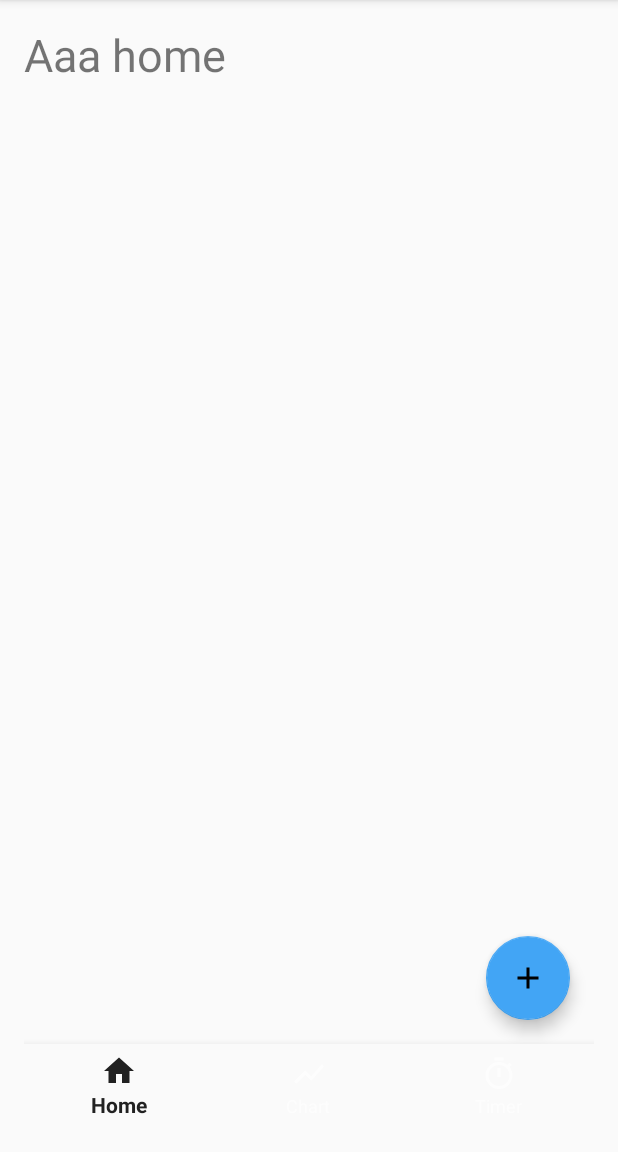
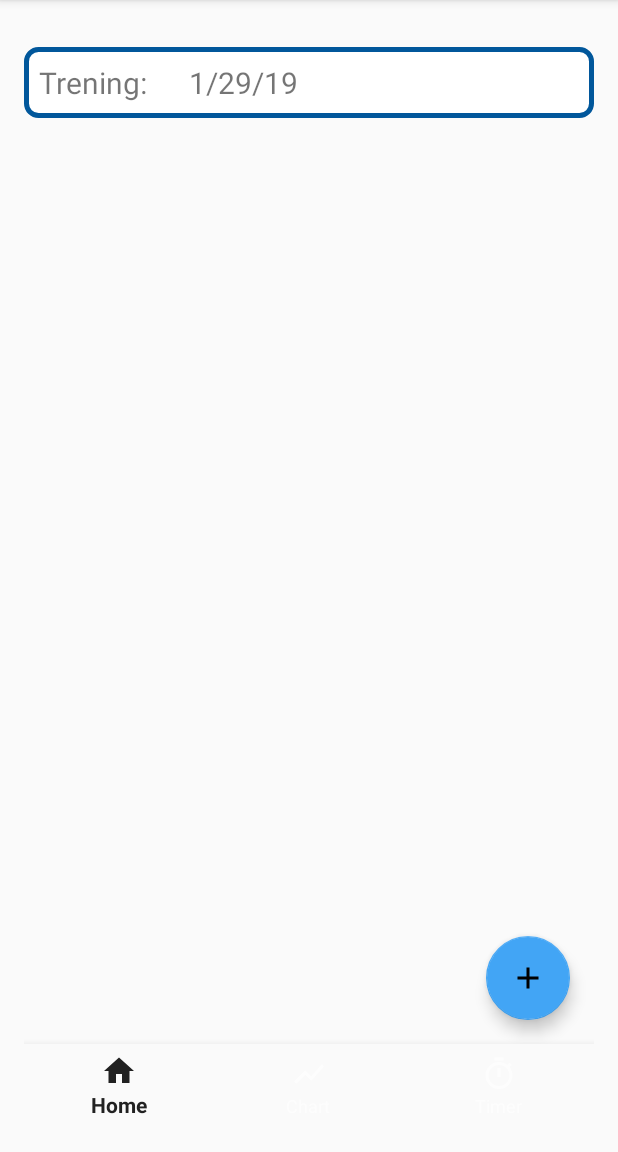
Before and after one commit to alpag/WorkOut-Pro, an Android app: the screen it shows after launch (MainActivity), on a phone screen of 412 x 824 dp, the part 84-1236 px from its top. Run offline under Robolectric (Android 15) with nearby library versions, the phone set to English and light mode, and no system bars; our stand-ins replace ButterKnife, Firebase (no records; nobody signed in at launch, a user with empty details on screens opened directly).

Commit message:
Adding training

```diff
--- a/app/build.gradle
+++ b/app/build.gradle
@@ -32,6 +32,7 @@ dependencies {
     implementation 'com.android.support.constraint:constraint-layout:1.1.3'
     implementation 'com.android.support:support-v4:28.0.0'
     implementation 'com.github.thomashaertel:MultiSpinner:f20df367fb'
+    implementation 'com.android.support:recyclerview-v7:28.0.0'
     annotationProcessor 'com.jakewharton:butterknife-compiler:8.8.1'
     testImplementation 'junit:junit:4.12'
     androidTestImplementation 'com.android.support.test:runner:1.0.2'
--- a/app/src/main/java/com/example/marcin/workout_pro/ConfigureTraining.java
+++ b/app/src/main/java/com/example/marcin/workout_pro/ConfigureTraining.java
@@ -70,7 +70,7 @@ public class ConfigureTraining extends AppCompatActivity {
                         EditText datafield = findViewById(index);
                         weights.put(e, Integer.parseInt(datafield.getText().toString()));
                     }
-
+                    TrainingDetails.STATUS_MODE = 2;
                     Intent intent = new Intent(getBaseContext(), TrainingDetails.class);
                     intent.putExtra("weights", weights);
                     intent.putExtra("exercises", exercises);
--- a/app/src/main/java/com/example/marcin/workout_pro/Home.java
+++ b/app/src/main/java/com/example/marcin/workout_pro/Home.java
@@ -6,20 +6,33 @@ import android.support.annotation.NonNull;
 import android.support.annotation.Nullable;
 import android.support.design.widget.FloatingActionButton;
 import android.support.v4.app.Fragment;
+import android.support.v7.widget.LinearLayoutManager;
 import android.view.LayoutInflater;
 import android.view.View;
 import android.view.ViewGroup;
 import android.widget.Button;
+import android.support.v7.widget.RecyclerView;
+
 
 public class Home extends Fragment implements  View.OnClickListener{
     private FloatingActionButton newTrainingButton;
-
+    private RecyclerView mRecycler;
+    TrainingAdapter mAdapter;
     @Nullable
     @Override
     public View onCreateView(@NonNull LayoutInflater inflater, @Nullable ViewGroup container, @Nullable Bundle savedInstanceState) {
+
+
         View view = inflater.inflate(R.layout.fragment_home, container, false);
         newTrainingButton = view.findViewById(R.id.newTraining);
         newTrainingButton.setOnClickListener(this);
+
+        mAdapter = new TrainingAdapter(Training.getTrainings());
+        mRecycler = view.findViewById(R.id.recycler_view);
+        mRecycler.setHasFixedSize(true);
+        mRecycler.setLayoutManager(new LinearLayoutManager(getActivity()));
+        mRecycler.setAdapter(mAdapter);
+
         return view;
     }
 
--- a/app/src/main/java/com/example/marcin/workout_pro/MainActivity.java
+++ b/app/src/main/java/com/example/marcin/workout_pro/MainActivity.java
@@ -28,6 +28,9 @@ public class MainActivity extends AppCompatActivity {
     protected void onCreate(Bundle savedInstanceState) {
         super.onCreate(savedInstanceState);
         Exercise.initExercises();
+        Training.initTrainings();
+        Training t = new Training();
+        Training.getTrainings().add(t);
         if(Training.getTrainings().isEmpty())
             TrainingDetails.STATUS_MODE = 1;
 
@@ -47,6 +50,8 @@ public class MainActivity extends AppCompatActivity {
     protected void onStart(){
         super.onStart();
         FirebaseUser currentUser = mAuth.getCurrentUser();
+
+
 
     }
 
--- a/app/src/main/java/com/example/marcin/workout_pro/Training.java
+++ b/app/src/main/java/com/example/marcin/workout_pro/Training.java
@@ -1,13 +1,14 @@
 package com.example.marcin.workout_pro;
 
 import java.io.Serializable;
+import java.text.DateFormat;
 import java.util.ArrayList;
 import java.util.Calendar;
 import java.util.Date;
 import java.util.HashMap;
 
 public class Training implements Serializable {
-    private static ArrayList<Training> trainings = new ArrayList<>();
+    private static ArrayList<Training> trainings;
     private Date date;
     private ArrayList<Exercise> chosenExercises;
     private HashMap<Exercise, Integer> exerciseWeight;
@@ -22,10 +23,18 @@ public class Training implements Serializable {
     public ArrayList<Exercise> getChosenExercises(){
         return chosenExercises;
     }
+    public void setChosenExercises(ArrayList<Exercise> _chosenExercises){ this.chosenExercises = _chosenExercises; }
 
     public HashMap<Exercise, Integer> getExerciseWeight(){
         return exerciseWeight;
     }
+    public void setExerciseWeight(HashMap<Exercise, Integer> _exerciseWeight){this.exerciseWeight = _exerciseWeight; }
+
+
+    public HashMap<Exercise, Boolean> getExerciseDone(){
+        return exerciseDone;
+    }
+    public void setExerciseDone(HashMap<Exercise, Boolean> _exerciseDone){this.exerciseDone = _exerciseDone; }
 
     public Training(Training pastTraining){
         this.chosenExercises = pastTraining.getChosenExercises();
@@ -33,7 +42,25 @@ public class Training implements Serializable {
         this.date = Calendar.getInstance().getTime();
     }
 
+    public Training(){
+        this.date = Calendar.getInstance().getTime();
+    }
+
     public static ArrayList<Training> getTrainings(){
         return trainings;
     }
+
+    public String getDate(){
+        String dateToReturn = DateFormat.getDateInstance(DateFormat.SHORT).format(date);
+
+        return dateToReturn;
+    }
+
+    public static void initTrainings(){
+        trainings = new ArrayList<>();
+
+
+    }
+
+
 }
--- /dev/null
+++ b/app/src/main/java/com/example/marcin/workout_pro/TrainingAdapter.java
@@ -0,0 +1,52 @@
+package com.example.marcin.workout_pro;
+
+import android.support.annotation.NonNull;
+import android.view.LayoutInflater;
+import android.view.View;
+import android.view.ViewGroup;
+import android.widget.TextView;
+import android.support.v7.widget.RecyclerView;
+
+import java.text.DateFormat;
+import java.util.ArrayList;
+
+public class TrainingAdapter extends RecyclerView.Adapter<TrainingAdapter.TrainingViewHolder> {
+
+    private ArrayList<Training> mTraining;
+
+    public TrainingAdapter(ArrayList<Training> trainingList) {
+        mTraining = trainingList;
+    }
+
+    @NonNull
+    @Override
+    public TrainingViewHolder onCreateViewHolder(@NonNull ViewGroup viewGroup, int i) {
+        View v = LayoutInflater.from(viewGroup.getContext()).inflate(R.layout.training_item, viewGroup, false);
+        TrainingViewHolder rvh = new TrainingViewHolder(v);
+        return rvh;
+    }
+
+    @Override
+    public void onBindViewHolder(@NonNull TrainingViewHolder holder, int position) {
+        Training currentItem = mTraining.get(position);
+
+        holder.mTrainingDate.setText(String.valueOf(currentItem.getDate()));
+    }
+
+    @Override
+    public int getItemCount() {
+        if(mTraining == null)
+            return 0;
+        return mTraining.size();
+    }
+
+    public static class TrainingViewHolder extends RecyclerView.ViewHolder {
+        public TextView mTrainingDate;
+
+        public TrainingViewHolder(@NonNull View itemView) {
+            super(itemView);
+            mTrainingDate = itemView.findViewById(R.id.trainingDate);
+
+        }
+    }
+}
--- a/app/src/main/res/layout/fragment_home.xml
+++ b/app/src/main/res/layout/fragment_home.xml
@@ -2,11 +2,11 @@
 <android.support.design.widget.CoordinatorLayout xmlns:android="http://schemas.android.com/apk/res/android" xmlns:app="http://schemas.android.com/apk/res-auto"
     android:layout_width="match_parent" android:layout_height="match_parent">
 
-    <TextView
-        android:layout_width="wrap_content"
+    <android.support.v7.widget.RecyclerView
+        android:id="@+id/recycler_view"
+        android:layout_width="match_parent"
         android:layout_height="wrap_content"
-        android:textSize="30dp"
-        android:text="Aaa home"/>
+        android:scrollbars="vertical" />
 
     <android.support.design.widget.FloatingActionButton
         android:id="@+id/newTraining"
--- /dev/null
+++ b/app/src/main/res/layout/training_item.xml
@@ -0,0 +1,25 @@
+<?xml version="1.0" encoding="utf-8"?>
+<LinearLayout
+    xmlns:android="http://schemas.android.com/apk/res/android" android:layout_width="match_parent"
+    android:layout_height="wrap_content"
+    android:padding="10dp"
+    android:layout_marginTop="15dp"
+    android:background="@drawable/message"
+    >
+
+    <TextView
+        android:layout_width="wrap_content"
+        android:layout_height="wrap_content"
+        android:textSize="20dp"
+        android:text="Trening:      "
+        />
+    <TextView
+        android:layout_width="wrap_content"
+        android:layout_height="wrap_content"
+        android:id="@+id/trainingDate"
+        android:textSize="20dp"
+        android:text="data"
+        />
+
+
+</LinearLayout>
```
Also changed, not shown: app/src/main/java/com/example/marcin/workout_pro/Exercise.java (+24 -1 lines), app/src/main/java/com/example/marcin/workout_pro/TrainingDetails.java (+95 -3 lines), app/src/main/java/com/example/marcin/workout_pro/TrainingDetailsAdapter.java (added, +49 -0 lines), app/src/main/res/layout/activity_training_details.xml (+7 -7 lines), app/src/main/res/layout/training_details_item.xml (added, +17 -0 lines).
